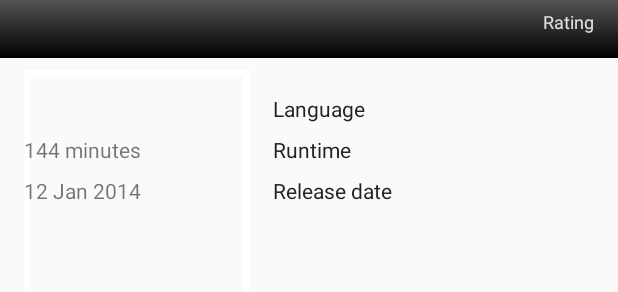
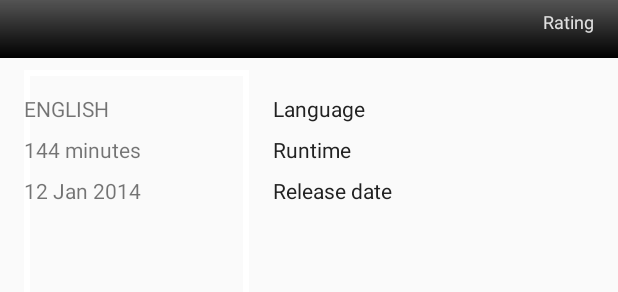
Before and after one commit to eileenwong9305/Popular-Movies, an Android app: the layout activity_detail.xml on its own in the app's theme, with its tools: preview values and no code run, on a phone screen of 412 x 824 dp. Shown: the part 347-639 px from the top of the screen. Run offline under Robolectric (Android 15) with nearby library versions, the phone set to English and light mode, and no system bars.

Commit message:
Add language to detail activity

```diff
--- a/app/src/main/res/layout/activity_detail.xml
+++ b/app/src/main/res/layout/activity_detail.xml
@@ -143,6 +143,17 @@
                 app:layout_constraintStart_toStartOf="@+id/runtime_label"
                 app:layout_constraintTop_toBottomOf="@+id/rv_genre"
                 tools:layout_editor_absoluteY="498dp" />
+
+            <TextView
+                android:id="@+id/tv_detail_language"
+                android:layout_width="wrap_content"
+                android:layout_height="wrap_content"
+                android:layout_marginLeft="16dp"
+                android:layout_marginStart="16dp"
+                android:textAllCaps="true"
+                app:layout_constraintBaseline_toBaselineOf="@+id/language_label"
+                app:layout_constraintStart_toEndOf="@+id/barrier3"
+                tools:text="English" />
 
             <android.support.v7.widget.RecyclerView
                 android:id="@+id/rv_genre"
```
Also changed, not shown: app/src/main/java/com/example/android/popularmovies/Data/Movie.java (+11 -3 lines), app/src/main/java/com/example/android/popularmovies/DetailActivity.java (+3 -6 lines), app/src/main/java/com/example/android/popularmovies/Utils/NetworkUtils.java (+10 -1 lines).
